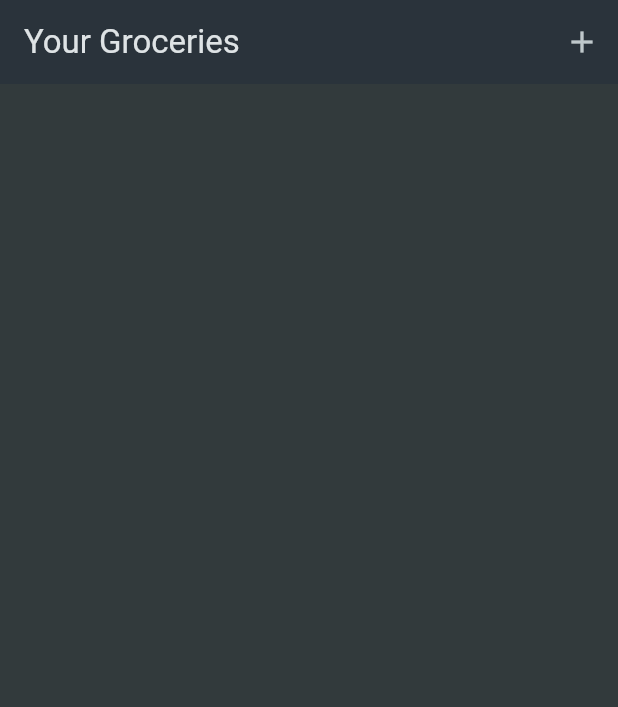
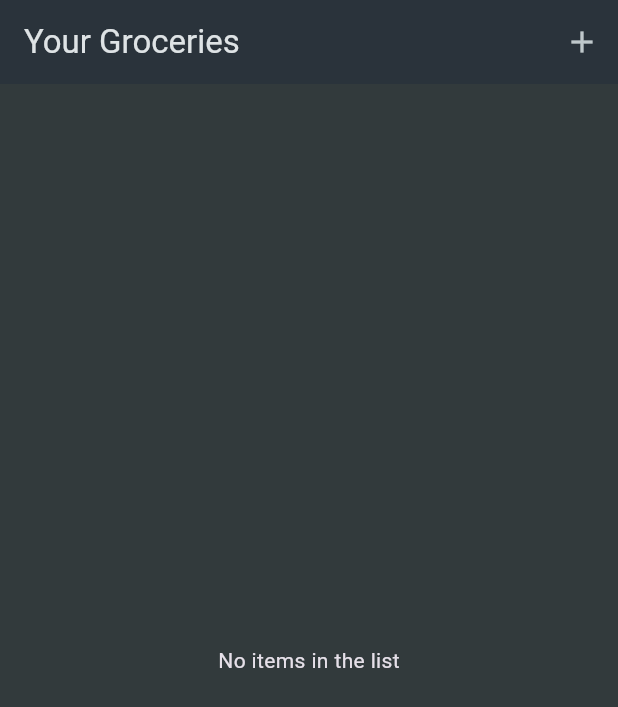
Before and after one commit to Shamimkhan1406/ShoppingList_app, a Flutter app: the screen it shows after launch, on a phone screen of 412 x 824 dp. Shown: the top 707 px of the screen. Run offline on Flutter 3.47's test engine with Material 3 defaults, Android fonts, the phone set to English and light mode, and no system bars.

Commit message:
adding falback text for empty list and swipe to dismiss the list

```diff
--- a/lib/widgets/grocery_list.dart
+++ b/lib/widgets/grocery_list.dart
@@ -1,4 +1,5 @@
 import 'package:flutter/material.dart';
+import 'package:shopping_list/data/dummy_item.dart';
 import 'package:shopping_list/model/grocery_item.dart';
 import 'package:shopping_list/widgets/new_item.dart';
 
@@ -22,9 +23,37 @@ class _GroceryListState extends State<GroceryList> {
       _groceryItems.add(newItem);
     });
   }
+  void _removeItem(GroceryItem item){
+    setState(() {
+      _groceryItems.remove(item);
+    });
+  }
 
   @override
   Widget build(BuildContext context) {
+    Widget content = const Center(
+      child: Text('No items in the list'),
+    );
+    if(_groceryItems.isNotEmpty){
+      content = ListView.builder(
+        itemCount: _groceryItems.length,
+        itemBuilder: ((ctx, index) => Dismissible(
+          onDismissed: (direction) {
+            _removeItem(_groceryItems[index]);
+          },
+          key: ValueKey(_groceryItems[index].id),
+          child: ListTile(
+                title: Text(_groceryItems[index].name),
+                leading: Container(
+                  width: 20,
+                  height: 20,
+                  color: _groceryItems[index].category.color,
+                ),
+                trailing: Text(_groceryItems[index].quantity.toString()),
+              ),
+        )),
+      );
+    }
     return Scaffold(
       appBar: AppBar(
         title: const Text('Your Groceries'),
@@ -35,18 +64,7 @@ class _GroceryListState extends State<GroceryList> {
           )
         ],
       ),
-      body: ListView.builder(
-        itemCount: _groceryItems.length,
-        itemBuilder: ((ctx, index) => ListTile(
-              title: Text(_groceryItems[index].name),
-              leading: Container(
-                width: 20,
-                height: 20,
-                color: _groceryItems[index].category.color,
-              ),
-              trailing: Text(_groceryItems[index].quantity.toString()),
-            )),
-      ),
+      body: content,
     );
   }
 }
```
